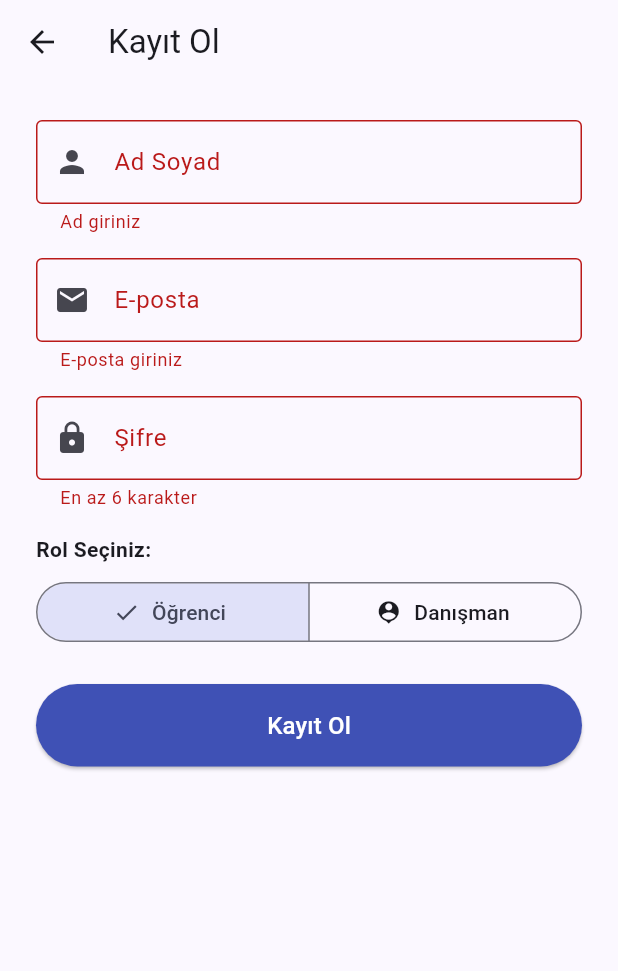
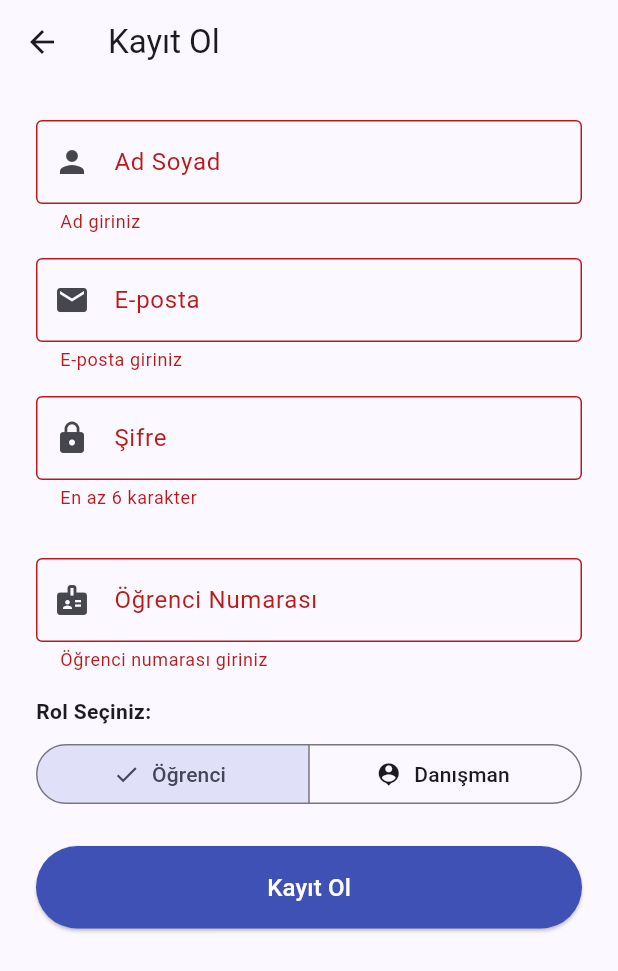
Before and after one commit to Emrullah0642/243301065_EmrullahCanErdogan_Flutter_Proje, a Flutter app: the RegisterScreen screen opened directly, after a tap on "Kayıt Ol", on a phone screen of 412 x 824 dp. Shown: the top 971 px of the screen. Run offline on Flutter 3.47's test engine with Material 3 defaults, Android fonts, the light colour scheme and no system bars; our stand-ins replace cloud_firestore, firebase_auth, firebase_core; accounts and stored records are empty.

Commit message:
feat: Ogrenci numarasi alani kayit ve basvuru ekranlarina eklendi

```diff
--- a/lib/models/basvuru_model.dart
+++ b/lib/models/basvuru_model.dart
@@ -9,6 +9,7 @@ class BasvuruModel {
   final String? danismanYorum;
   final String danismanEmail;
   final bool arsivlendi;
+  final String? ogrenciNo;
   final String? dosyaUrl;      // öğrencinin eklediği dosya
   final String? dosyaAdi;
   final String? danismanDosyaUrl;  // danışmanın yanıt dosyası
@@ -25,6 +26,7 @@ class BasvuruModel {
     required this.danismanEmail,
     this.danismanYorum,
     this.arsivlendi = false,
+    this.ogrenciNo,
     this.dosyaUrl,
     this.dosyaAdi,
     this.danismanDosyaUrl,
@@ -43,6 +45,7 @@ class BasvuruModel {
       danismanEmail: map['danismanEmail'] ?? '',
       danismanYorum: map['danismanYorum'],
       arsivlendi: map['arsivlendi'] ?? false,
+      ogrenciNo: map['ogrenciNo'],
       dosyaUrl: map['dosyaUrl'],
       dosyaAdi: map['dosyaAdi'],
       danismanDosyaUrl: map['danismanDosyaUrl'],
@@ -61,6 +64,7 @@ class BasvuruModel {
       'danismanEmail': danismanEmail,
       'danismanYorum': danismanYorum,
       'arsivlendi': arsivlendi,
+      'ogrenciNo': ogrenciNo,
       'dosyaUrl': dosyaUrl,
       'dosyaAdi': dosyaAdi,
       'danismanDosyaUrl': danismanDosyaUrl,
--- a/lib/screens/basvuru_detay_screen.dart
+++ b/lib/screens/basvuru_detay_screen.dart
@@ -137,6 +137,8 @@ class _BasvuruDetayScreenState extends State<BasvuruDetayScreen> {
           children: [
             _bilgiKarti('Evrak Türü', b.evrakTuru, Icons.description),
             _bilgiKarti('Öğrenci', b.ogrenciAd, Icons.person),
+            if (b.ogrenciNo != null && b.ogrenciNo!.isNotEmpty)
+              _bilgiKarti('Öğrenci No', b.ogrenciNo!, Icons.badge),
             _bilgiKarti('Tarih', tarihStr, Icons.calendar_today),
             _bilgiKarti('Açıklama', b.aciklama, Icons.notes),
             const SizedBox(height: 8),
--- a/lib/screens/basvuru_ekle_screen.dart
+++ b/lib/screens/basvuru_ekle_screen.dart
@@ -75,6 +75,7 @@ class _BasvuruEkleScreenState extends State<BasvuruEkleScreen> {
           tarih: DateTime.now(),
           dosyaUrl: link.isEmpty ? null : link,
           dosyaAdi: link.isEmpty ? null : 'Belge Linki',
+          ogrenciNo: widget.kullanici.ogrenciNo,
         );
         await _basvuruService.basvuruGuncelle(guncellenmis);
       } else {
@@ -89,6 +90,7 @@ class _BasvuruEkleScreenState extends State<BasvuruEkleScreen> {
           tarih: DateTime.now(),
           dosyaUrl: link.isEmpty ? null : link,
           dosyaAdi: link.isEmpty ? null : 'Belge Linki',
+          ogrenciNo: widget.kullanici.ogrenciNo,
         );
         await _basvuruService.basvuruOlustur(yeni);
       }
--- a/lib/screens/register_screen.dart
+++ b/lib/screens/register_screen.dart
@@ -13,6 +13,7 @@ class _RegisterScreenState extends State<RegisterScreen> {
   final _adController = TextEditingController();
   final _emailController = TextEditingController();
   final _sifreController = TextEditingController();
+  final _ogrenciNoController = TextEditingController();
   final _authService = AuthService();
   String _seciliRol = 'ogrenci';
   bool _yukleniyor = false;
@@ -26,6 +27,7 @@ class _RegisterScreenState extends State<RegisterScreen> {
         email: _emailController.text.trim(),
         sifre: _sifreController.text.trim(),
         rol: _seciliRol,
+        ogrenciNo: _seciliRol == 'ogrenci' ? _ogrenciNoController.text.trim() : null,
       );
       if (mounted) Navigator.pop(context);
     } catch (e) {
@@ -83,6 +85,25 @@ class _RegisterScreenState extends State<RegisterScreen> {
                   validator: (v) => v!.length < 6 ? 'En az 6 karakter' : null,
                 ),
                 const SizedBox(height: 16),
+                if (_seciliRol == 'ogrenci') ...[
+                  const SizedBox(height: 16),
+                  TextFormField(
+                    controller: _ogrenciNoController,
+                    decoration: const InputDecoration(
+                      labelText: 'Öğrenci Numarası',
+                      border: OutlineInputBorder(),
+                      prefixIcon: Icon(Icons.badge),
+                    ),
+                    keyboardType: TextInputType.number,
+                    validator: (v) {
+                      if (_seciliRol == 'ogrenci' && (v == null || v.trim().isEmpty)) {
+                        return 'Öğrenci numarası giriniz';
+                      }
+                      return null;
+                    },
+                  ),
+                ],
+                const SizedBox(height: 16),
                 const Text('Rol Seçiniz:', style: TextStyle(fontWeight: FontWeight.bold)),
                 const SizedBox(height: 8),
                 SegmentedButton<String>(
--- a/lib/services/auth_service.dart
+++ b/lib/services/auth_service.dart
@@ -14,6 +14,7 @@ class AuthService {
     required String email,
     required String sifre,
     required String rol,
+    String? ogrenciNo,
   }) async {
     final cred = await _auth.createUserWithEmailAndPassword(
       email: email,
@@ -24,6 +25,7 @@ class AuthService {
       ad: ad,
       email: email,
       rol: rol,
+      ogrenciNo: ogrenciNo,
     );
     await _db.collection('kullanicilar').doc(cred.user!.uid).set(kullanici.toMap());
     await LogService.kaydet(cred.user!.uid, 'Kayıt oldu: $email (rol: $rol)');
```
Also changed, not shown: lib/models/kullanici_model.dart (+10 -1 lines).
